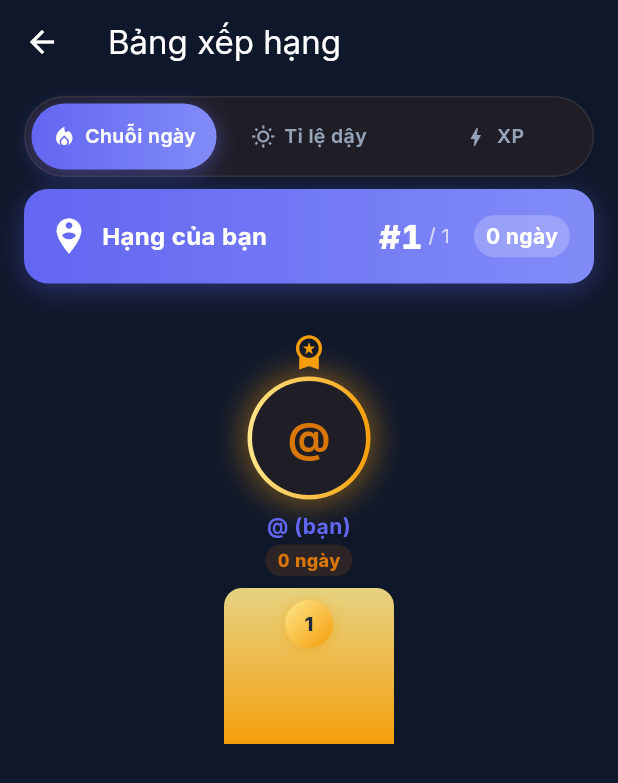
After one commit to trangbo07/WakeLock_PRM393, a Flutter app: the LeaderboardPage screen opened directly, on a phone screen of 412 x 824 dp. The commit adds this screen. Shown: the top 783 px of the screen. Run offline on Flutter 3.47's test engine with Material 3 defaults, Android fonts, the phone set to English and light mode, and no system bars; our stand-ins replace app_links, cloud_firestore, equatable, file_picker, firebase_auth, firebase_core and 10 more; missing offline and left inert: android_alarm_manager_plus, android_intent_plus, flutter_foreground_task, flutter_overlay_window, mobile_scanner; accounts and stored records are empty.

Commit message:
feat: add premium friends leaderboard (podium, metric selector, ranking)
- Rank friends by streak / wake-rate / XP, client-side aggregation
- Segmented metric selector, top-3 podium with metallic rings + pedestals
- Your-rank summary banner, elevated ranked rows with tabular figures
- Leaderboard entry point on the Friends screen
- Unit tests for the leaderboard metric logic

```diff
--- a/lib/features/friends/presentation/pages/friends_page.dart
+++ b/lib/features/friends/presentation/pages/friends_page.dart
@@ -11,6 +11,7 @@ import '../../../profile/domain/entities/user_profile.dart';
 import '../../../profile/presentation/providers/profile_providers.dart';
 import '../../../profile/presentation/widgets/avatar_image.dart';
 import '../../../challenge/presentation/pages/challenge_list_page.dart';
+import '../../../leaderboard/presentation/pages/leaderboard_page.dart';
 import '../../domain/entities/friend.dart';
 import '../providers/friends_providers.dart';
 import 'add_friend_page.dart';
@@ -35,6 +36,14 @@ class FriendsPage extends ConsumerWidget {
         appBar: AppBar(
           title: const Text('Bạn bè'),
           actions: [
+            IconButton(
+              icon: const Icon(Icons.leaderboard_outlined),
+              tooltip: 'Bảng xếp hạng',
+              onPressed: () => Navigator.of(context).push(
+                MaterialPageRoute<void>(
+                    builder: (_) => const LeaderboardPage()),
+              ),
+            ),
             IconButton(
               icon: const Icon(Icons.emoji_events_outlined),
               tooltip: 'Thử thách',
--- /dev/null
+++ b/lib/features/leaderboard/domain/leader_metric.dart
@@ -0,0 +1,25 @@
+import '../../profile/domain/entities/user_profile.dart';
+
+/// The metric friends are ranked by on the leaderboard.
+enum LeaderMetric {
+  streak('Chuỗi ngày'),
+  wakeRate('Tỉ lệ dậy'),
+  xp('XP');
+
+  const LeaderMetric(this.label);
+  final String label;
+
+  /// Comparable value (higher ranks first).
+  num value(UserProfile p) => switch (this) {
+        LeaderMetric.streak => p.currentStreak,
+        LeaderMetric.wakeRate => p.wakeRate,
+        LeaderMetric.xp => p.xp,
+      };
+
+  /// Human-readable value for display.
+  String display(UserProfile p) => switch (this) {
+        LeaderMetric.streak => '${p.currentStreak} ngày',
+        LeaderMetric.wakeRate => '${(p.wakeRate * 100).round()}%',
+        LeaderMetric.xp => '${p.xp} XP',
+      };
+}
--- /dev/null
+++ b/lib/features/leaderboard/presentation/pages/leaderboard_page.dart
@@ -0,0 +1,195 @@
+import 'package:flutter/material.dart';
+import 'package:flutter_riverpod/flutter_riverpod.dart';
+
+import '../../../../app/theme/app_colors.dart';
+import '../../../../app/theme/design_tokens.dart';
+import '../../../../shared/widgets/app_primary_button.dart';
+import '../../../auth/presentation/pages/login_page.dart';
+import '../../../auth/presentation/providers/auth_providers.dart';
+import '../../domain/leader_metric.dart';
+import '../providers/leaderboard_providers.dart';
+import '../widgets/leader_rank_row.dart';
+import '../widgets/leaderboard_podium.dart';
+import '../widgets/metric_selector.dart';
+
+/// Ranks the user and their friends by a chosen metric (streak / wake-rate / XP)
+/// with a top-3 podium and a personal-rank summary. Login required.
+class LeaderboardPage extends ConsumerStatefulWidget {
+  const LeaderboardPage({super.key});
+
+  @override
+  ConsumerState<LeaderboardPage> createState() => _LeaderboardPageState();
+}
+
+class _LeaderboardPageState extends ConsumerState<LeaderboardPage> {
+  LeaderMetric _metric = LeaderMetric.streak;
+
+  @override
+  Widget build(BuildContext context) {
+    final myUid = ref.watch(sessionProvider).asData?.value?.uid;
+    if (myUid == null) return const _LeaderGuest();
+    final data = ref.watch(leaderboardProvider);
+
+    return Scaffold(
+      appBar: AppBar(title: const Text('Bảng xếp hạng')),
+      body: Column(
+        children: [
+          Padding(
+            padding: const EdgeInsets.fromLTRB(
+                AppSpacing.md, AppSpacing.sm, AppSpacing.md, AppSpacing.sm),
+            child: MetricSelector(
+              selected: _metric,
+              onChanged: (m) => setState(() => _metric = m),
+            ),
+          ),
+          Expanded(
+            child: data.when(
+              loading: () => const Center(child: CircularProgressIndicator()),
+              error: (e, _) => Center(child: Text('Lỗi: $e')),
+              data: (list) {
+                if (list.isEmpty) {
+                  return const Center(child: Text('Chưa có dữ liệu xếp hạng.'));
+                }
+                final sorted = [...list]
+                  ..sort((a, b) =>
+                      _metric.value(b).compareTo(_metric.value(a)));
+                final myIndex = sorted.indexWhere((p) => p.uid == myUid);
+                final rest = sorted.skip(3).toList();
+
+                return ListView(
+                  padding: const EdgeInsets.fromLTRB(
+                      AppSpacing.md, 0, AppSpacing.md, AppSpacing.xl),
+                  children: [
+                    if (myIndex >= 0)
+                      _MyRankCard(
+                        rank: myIndex + 1,
+                        value: _metric.display(sorted[myIndex]),
+                        total: sorted.length,
+                      ),
+                    LeaderboardPodium(
+                        top: sorted.take(3).toList(),
+                        metric: _metric,
+                        myUid: myUid),
+                    if (rest.isNotEmpty) const SizedBox(height: AppSpacing.sm),
+                    for (var i = 0; i < rest.length; i++)
+                      LeaderRankRow(
+                        rank: i + 4,
+                        profile: rest[i],
+                        metric: _metric,
+                        isMe: rest[i].uid == myUid,
+                      ),
+                  ],
+                );
+              },
+            ),
+          ),
+        ],
+      ),
+    );
+  }
+}
+
+/// Highlighted summary of the viewer's own standing.
+class _MyRankCard extends StatelessWidget {
+  const _MyRankCard(
+      {required this.rank, required this.value, required this.total});
+
+  final int rank;
+  final String value;
+  final int total;
+
+  @override
+  Widget build(BuildContext context) {
+    return Container(
+      margin: const EdgeInsets.only(bottom: AppSpacing.sm),
+      padding: const EdgeInsets.all(AppSpacing.md),
+      decoration: BoxDecoration(
+        gradient: const LinearGradient(
+          colors: [AppColors.accent, Color(0xFF818CF8)],
+          begin: Alignment.centerLeft,
+          end: Alignment.centerRight,
+        ),
+        borderRadius: BorderRadius.circular(AppRadius.lg),
+        boxShadow: [
+          BoxShadow(
+            color: AppColors.accent.withValues(alpha: 0.35),
+            blurRadius: 16,
+            offset: const Offset(0, 4),
+          ),
+        ],
+      ),
+      child: Row(
+        children: [
+          const Icon(Icons.person_pin_circle, color: Colors.white, size: 28),
+          const SizedBox(width: AppSpacing.sm),
+          const Expanded(
+            child: Text('Hạng của bạn',
+                style: TextStyle(
+                    color: Colors.white,
+                    fontWeight: FontWeight.w700,
+                    fontSize: 16)),
+          ),
+          Text('#$rank',
+              style: const TextStyle(
+                  color: Colors.white,
+                  fontWeight: FontWeight.w800,
+                  fontSize: 22,
+                  fontFeatures: [FontFeature.tabularFigures()])),
+          Text(' / $total',
+              style: const TextStyle(color: Colors.white70, fontSize: 13)),
+          const SizedBox(width: AppSpacing.md),
+          Container(
+            padding: const EdgeInsets.symmetric(
+                horizontal: AppSpacing.sm, vertical: 4),
+            decoration: BoxDecoration(
+              color: Colors.white.withValues(alpha: 0.22),
+              borderRadius: BorderRadius.circular(AppRadius.pill),
+            ),
+            child: Text(value,
+                style: const TextStyle(
+                    color: Colors.white, fontWeight: FontWeight.w700)),
+          ),
+        ],
+      ),
+    );
+  }
+}
+
+class _LeaderGuest extends StatelessWidget {
+  const _LeaderGuest();
+
+  @override
+  Widget build(BuildContext context) {
+    final theme = Theme.of(context);
+    return Scaffold(
+      appBar: AppBar(title: const Text('Bảng xếp hạng')),
+      body: Center(
+        child: Padding(
+          padding: const EdgeInsets.all(AppSpacing.xl),
+          child: Column(
+            mainAxisSize: MainAxisSize.min,
+            children: [
+              const Icon(Icons.leaderboard_outlined,
+                  size: 72, color: AppColors.mutedForeground),
+              const SizedBox(height: AppSpacing.lg),
+              Text('Đăng nhập để xem xếp hạng',
+                  style: theme.textTheme.titleLarge),
+              const SizedBox(height: AppSpacing.sm),
+              Text('So tài chuỗi dậy sớm, tỉ lệ dậy và XP với bạn bè.',
+                  textAlign: TextAlign.center,
+                  style: theme.textTheme.bodyMedium
+                      ?.copyWith(color: AppColors.mutedForeground)),
+              const SizedBox(height: AppSpacing.xl),
+              AppPrimaryButton(
+                label: 'Đăng nhập',
+                onPressed: () => Navigator.of(context).push(
+                  MaterialPageRoute<void>(builder: (_) => const LoginPage()),
+                ),
+              ),
+            ],
+          ),
+        ),
+      ),
+    );
+  }
+}
--- /dev/null
+++ b/lib/features/leaderboard/presentation/providers/leaderboard_providers.dart
@@ -0,0 +1,19 @@
+import 'package:flutter_riverpod/flutter_riverpod.dart';
+
+import '../../../auth/presentation/providers/auth_providers.dart';
+import '../../../friends/presentation/providers/friends_providers.dart';
+import '../../../profile/domain/entities/user_profile.dart';
+import '../../../profile/presentation/providers/profile_providers.dart';
+
+/// Me + my friends' profiles for the leaderboard. Ranking (by metric) is done
+/// client-side on the page. Empty for guests.
+final leaderboardProvider =
+    FutureProvider.autoDispose<List<UserProfile>>((ref) async {
+  final uid = ref.watch(sessionProvider).asData?.value?.uid;
+  if (uid == null) return const [];
+  final repo = ref.watch(profileRepositoryProvider);
+  final friends = ref.watch(friendsListProvider).asData?.value ?? const [];
+  final uids = <String>{uid, ...friends.map((f) => f.uid)};
+  final results = await Future.wait(uids.map(repo.getProfile));
+  return results.whereType<UserProfile>().toList();
+});
--- /dev/null
+++ b/lib/features/leaderboard/presentation/widgets/leader_rank_row.dart
@@ -0,0 +1,88 @@
+import 'package:flutter/material.dart';
+
+import '../../../../app/theme/app_colors.dart';
+import '../../../../app/theme/design_tokens.dart';
+import '../../../profile/domain/entities/user_profile.dart';
+import '../../../profile/presentation/widgets/avatar_image.dart';
+import '../../domain/leader_metric.dart';
+import 'rank_badge.dart';
+
+/// A ranked leaderboard row (rank 4+). Highlights the current user.
+class LeaderRankRow extends StatelessWidget {
+  const LeaderRankRow({
+    super.key,
+    required this.rank,
+    required this.profile,
+    required this.metric,
+    required this.isMe,
+  });
+
+  final int rank;
+  final UserProfile profile;
+  final LeaderMetric metric;
+  final bool isMe;
+
+  @override
+  Widget build(BuildContext context) {
+    final name =
+        profile.displayName.isEmpty ? '@${profile.username}' : profile.displayName;
+    final img = avatarImageProvider(
+        base64Data: profile.avatarBase64, url: profile.avatarUrl);
+
+    return Container(
+      margin: const EdgeInsets.only(bottom: AppSpacing.sm),
+      padding: const EdgeInsets.symmetric(
+          horizontal: AppSpacing.md, vertical: AppSpacing.sm + 2),
+      decoration: BoxDecoration(
+        color: isMe ? AppColors.accent.withValues(alpha: 0.16) : AppColors.surface,
+        borderRadius: BorderRadius.circular(AppRadius.lg),
+        border: Border.all(
+          color: isMe ? AppColors.accent : AppColors.border,
+          width: isMe ? 1.5 : 1,
+        ),
+        boxShadow: isMe
+            ? [
+                BoxShadow(
+                  color: AppColors.accent.withValues(alpha: 0.25),
+                  blurRadius: 12,
+                  offset: const Offset(0, 3),
+                ),
+              ]
+            : null,
+      ),
+      child: Row(
+        children: [
+          RankBadge(rank: rank, size: 30),
+          const SizedBox(width: AppSpacing.md),
+          CircleAvatar(
+            radius: 20,
+            backgroundColor: AppColors.surfaceMuted,
+            backgroundImage: img,
+            child: img == null
+                ? Text(name.isEmpty ? '?' : name[0].toUpperCase(),
+                    style: const TextStyle(color: AppColors.primary))
+                : null,
+          ),
+          const SizedBox(width: AppSpacing.md),
+          Expanded(
+            child: Text(
+              isMe ? '$name (bạn)' : name,
+              maxLines: 1,
+              overflow: TextOverflow.ellipsis,
+              style: const TextStyle(fontWeight: FontWeight.w600, fontSize: 15),
+            ),
+          ),
+          Text(
+            metric.display(profile),
+            style: const TextStyle(
+              color: AppColors.primary,
+              fontWeight: FontWeight.w800,
+              fontSize: 16,
+              fontFeatures: [FontFeature.tabularFigures()],
+            ),
+          ),
+        ],
+      ),
+    );
+  }
+}
--- /dev/null
+++ b/lib/features/leaderboard/presentation/widgets/leaderboard_podium.dart
@@ -0,0 +1,149 @@
+import 'package:flutter/material.dart';
+
+import '../../../../app/theme/app_colors.dart';
+import '../../../../app/theme/design_tokens.dart';
+import '../../../profile/domain/entities/user_profile.dart';
+import '../../../profile/presentation/widgets/avatar_image.dart';
+import '../../domain/leader_metric.dart';
+import 'rank_badge.dart';
+
+/// Premium top-3 podium (2nd · 1st · 3rd) with metallic rings, a crown on the
+/// leader, and gradient pedestals.
+class LeaderboardPodium extends StatelessWidget {
+  const LeaderboardPodium({
+    super.key,
+    required this.top,
+    required this.metric,
+    required this.myUid,
+  });
+
+  /// Ranked profiles (index 0 = 1st). May contain fewer than 3.
+  final List<UserProfile> top;
+  final LeaderMetric metric;
+  final String? myUid;
+
+  @override
+  Widget build(BuildContext context) {
+    UserProfile? at(int i) => i < top.length ? top[i] : null;
+    return Padding(
+      padding: const EdgeInsets.fromLTRB(
+          AppSpacing.sm, AppSpacing.lg, AppSpacing.sm, AppSpacing.md),
+      child: Row(
+        crossAxisAlignment: CrossAxisAlignment.end,
+        children: [
+          Expanded(child: _Spot(p: at(1), rank: 2, metric: metric, myUid: myUid)),
+          Expanded(child: _Spot(p: at(0), rank: 1, metric: metric, myUid: myUid)),
+          Expanded(child: _Spot(p: at(2), rank: 3, metric: metric, myUid: myUid)),
+        ],
+      ),
+    );
+  }
+}
+
+class _Spot extends StatelessWidget {
+  const _Spot({
+    required this.p,
+    required this.rank,
+    required this.metric,
+    required this.myUid,
+  });
+
+  final UserProfile? p;
+  final int rank;
+  final LeaderMetric metric;
+  final String? myUid;
+
+  static const _heights = {1: 104.0, 2: 76.0, 3: 58.0};
+
+  @override
+  Widget build(BuildContext context) {
+    final theme = Theme.of(context);
+    if (p == null) return const SizedBox.shrink();
+    final me = p!.uid == myUid;
+    final name = p!.displayName.isEmpty ? '@${p!.username}' : p!.displayName;
+    final grad = rankGradient(rank);
+    final radius = rank == 1 ? 38.0 : 30.0;
+    final img =
+        avatarImageProvider(base64Data: p!.avatarBase64, url: p!.avatarUrl);
+
+    return Column(
+      mainAxisAlignment: MainAxisAlignment.end,
+      children: [
+        if (rank == 1)
+          const Icon(Icons.workspace_premium, color: Color(0xFFF59E0B), size: 26)
+        else
+          const SizedBox(height: 26),
+        const SizedBox(height: 4),
+        // Avatar with metallic gradient ring + glow.
+        Container(
+          padding: const EdgeInsets.all(3),
+          decoration: BoxDecoration(
+            shape: BoxShape.circle,
+            gradient: LinearGradient(colors: grad),
+            boxShadow: [
+              BoxShadow(
+                color: grad.last.withValues(alpha: rank == 1 ? 0.55 : 0.35),
+                blurRadius: rank == 1 ? 20 : 10,
+                spreadRadius: rank == 1 ? 1 : 0,
+              ),
+            ],
+          ),
+          child: CircleAvatar(
+            radius: radius,
+            backgroundColor: AppColors.surfaceMuted,
+            backgroundImage: img,
+            child: img == null
+                ? Text(name.isEmpty ? '?' : name[0].toUpperCase(),
+                    style: TextStyle(
+                        color: AppColors.primary,
+                        fontSize: rank == 1 ? 28 : 22,
+                        fontWeight: FontWeight.w700))
+                : null,
+          ),
+        ),
+        const SizedBox(height: AppSpacing.sm),
+        Text(
+          me ? '$name (bạn)' : name,
+          maxLines: 1,
+          overflow: TextOverflow.ellipsis,
+          textAlign: TextAlign.center,
+          style: theme.textTheme.bodyMedium?.copyWith(
+              fontWeight: FontWeight.w700, color: me ? AppColors.accent : null),
+        ),
+        const SizedBox(height: 2),
+        Container(
+          padding:
+              const EdgeInsets.symmetric(horizontal: AppSpacing.sm, vertical: 2),
+          decoration: BoxDecoration(
+            color: AppColors.primary.withValues(alpha: 0.15),
+            borderRadius: BorderRadius.circular(AppRadius.pill),
+          ),
+          child: Text(metric.display(p!),
+              style: const TextStyle(
+                  color: AppColors.primary,
+                  fontWeight: FontWeight.w800,
+                  fontSize: 12,
+                  fontFeatures: [FontFeature.tabularFigures()])),
+        ),
+        const SizedBox(height: AppSpacing.sm),
+        // Pedestal.
+        Container(
+          height: _heights[rank],
+          margin: const EdgeInsets.symmetric(horizontal: AppSpacing.xs),
+          decoration: BoxDecoration(
+            gradient: LinearGradient(
+              colors: [grad.first.withValues(alpha: 0.9), grad.last],
+              begin: Alignment.topCenter,
+              end: Alignment.bottomCenter,
+            ),
+            borderRadius:
+                const BorderRadius.vertical(top: Radius.circular(AppRadius.md)),
+          ),
+          alignment: Alignment.topCenter,
+          padding: const EdgeInsets.only(top: AppSpacing.sm),
+          child: RankBadge(rank: rank, size: rank == 1 ? 32 : 26),
+        ),
+      ],
+    );
+  }
+}
--- /dev/null
+++ b/lib/features/leaderboard/presentation/widgets/metric_selector.dart
@@ -0,0 +1,113 @@
+import 'package:flutter/material.dart';
+
+import '../../../../app/theme/app_colors.dart';
+import '../../../../app/theme/design_tokens.dart';
+import '../../domain/leader_metric.dart';
+
+/// Segmented control for choosing the leaderboard metric.
+class MetricSelector extends StatelessWidget {
+  const MetricSelector({
+    super.key,
+    required this.selected,
+    required this.onChanged,
+  });
+
+  final LeaderMetric selected;
+  final ValueChanged<LeaderMetric> onChanged;
+
+  static const _icons = {
+    LeaderMetric.streak: Icons.local_fire_department,
+    LeaderMetric.wakeRate: Icons.wb_sunny_outlined,
+    LeaderMetric.xp: Icons.bolt,
+  };
+
+  @override
+  Widget build(BuildContext context) {
+    return Container(
+      padding: const EdgeInsets.all(4),
+      decoration: BoxDecoration(
+        color: AppColors.surfaceMuted,
+        borderRadius: BorderRadius.circular(AppRadius.pill),
+        border: Border.all(color: AppColors.border),
+      ),
+      child: Row(
+        children: [
+          for (final m in LeaderMetric.values)
+            Expanded(
+              child: _Segment(
+                icon: _icons[m]!,
+                label: m.label,
+                selected: m == selected,
+                onTap: () => onChanged(m),
+              ),
+            ),
+        ],
+      ),
+    );
+  }
+}
+
+class _Segment extends StatelessWidget {
+  const _Segment({
+    required this.icon,
+    required this.label,
+    required this.selected,
+    required this.onTap,
+  });
+
+  final IconData icon;
+  final String label;
+  final bool selected;
+  final VoidCallback onTap;
+
+  @override
+  Widget build(BuildContext context) {
+    return GestureDetector(
+      onTap: onTap,
+      behavior: HitTestBehavior.opaque,
+      child: AnimatedContainer(
+        duration: AppMotion.fast,
+        curve: AppMotion.easeOutExpo,
+        height: 44,
+        alignment: Alignment.center,
+        decoration: BoxDecoration(
+          gradient: selected
+              ? const LinearGradient(
+                  colors: [AppColors.accent, Color(0xFF818CF8)])
+              : null,
+          borderRadius: BorderRadius.circular(AppRadius.pill),
+          boxShadow: selected
+              ? [
+                  BoxShadow(
+                    color: AppColors.accent.withValues(alpha: 0.45),
+                    blurRadius: 12,
+                    offset: const Offset(0, 3),
+                  ),
+                ]
+              : null,
+        ),
+        child: Row(
+          mainAxisSize: MainAxisSize.min,
+          children: [
+            Icon(icon,
+                size: 16,
+                color: selected ? Colors.white : AppColors.mutedForeground),
+            const SizedBox(width: 6),
+            Flexible(
+              child: Text(
+                label,
+                maxLines: 1,
+                overflow: TextOverflow.ellipsis,
+                style: TextStyle(
+                  fontSize: 13,
+                  fontWeight: FontWeight.w600,
+                  color: selected ? Colors.white : AppColors.mutedForeground,
+                ),
+              ),
+            ),
+          ],
+        ),
+      ),
+    );
+  }
+}
--- /dev/null
+++ b/lib/features/leaderboard/presentation/widgets/rank_badge.dart
@@ -0,0 +1,52 @@
+import 'package:flutter/material.dart';
+
+/// Metallic gradient per podium rank (gold / silver / bronze), slate otherwise.
+List<Color> rankGradient(int rank) => switch (rank) {
+      1 => const [Color(0xFFFDE68A), Color(0xFFF59E0B)],
+      2 => const [Color(0xFFE2E8F0), Color(0xFF94A3B8)],
+      3 => const [Color(0xFFFCD9A8), Color(0xFFC77B30)],
+      _ => const [Color(0xFF334155), Color(0xFF1E293B)],
+    };
+
+/// Circular rank badge with a metallic gradient and the rank number.
+class RankBadge extends StatelessWidget {
+  const RankBadge({super.key, required this.rank, this.size = 30});
+
+  final int rank;
+  final double size;
+
+  @override
+  Widget build(BuildContext context) {
+    final colors = rankGradient(rank);
+    return Container(
+      width: size,
+      height: size,
+      decoration: BoxDecoration(
+        shape: BoxShape.circle,
+        gradient: LinearGradient(
+          colors: colors,
+          begin: Alignment.topLeft,
+          end: Alignment.bottomRight,
+        ),
+        boxShadow: rank <= 3
+            ? [
+                BoxShadow(
+                  color: colors.last.withValues(alpha: 0.5),
+                  blurRadius: 8,
+                  offset: const Offset(0, 2),
+                ),
+              ]
+            : null,
+      ),
+      alignment: Alignment.center,
+      child: Text(
+        '$rank',
+        style: TextStyle(
+          color: rank <= 3 ? const Color(0xFF1E293B) : Colors.white,
+          fontWeight: FontWeight.w800,
+          fontSize: size * 0.42,
+        ),
+      ),
+    );
+  }
+}
```
Also changed, not shown: 1 other file.
